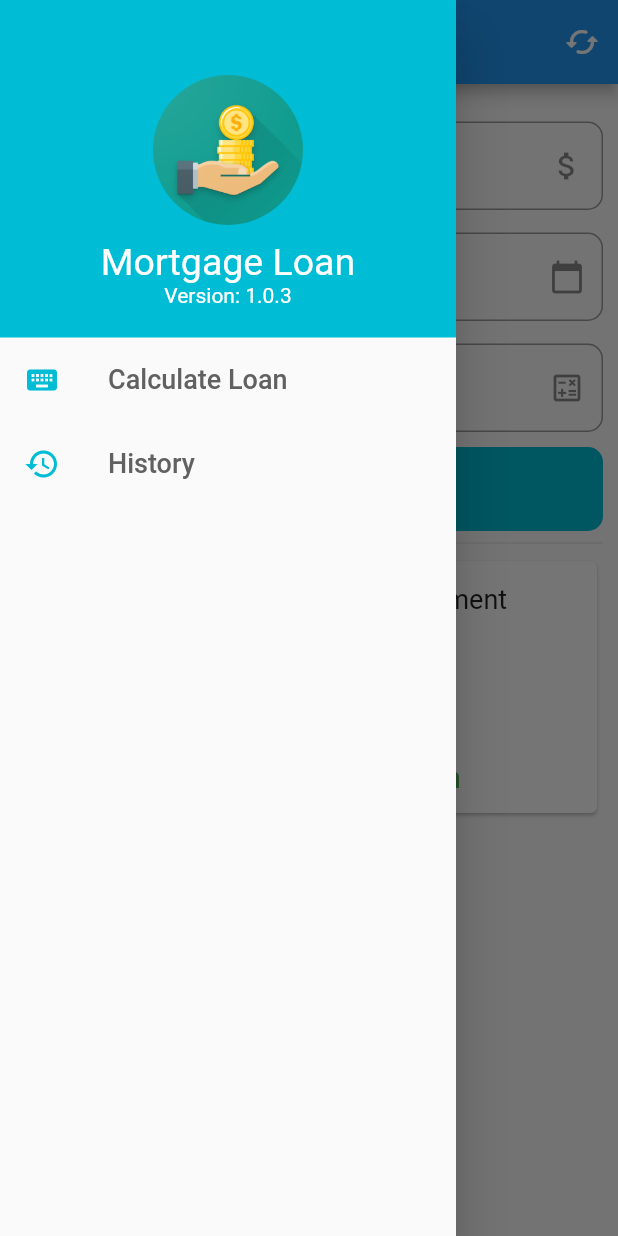
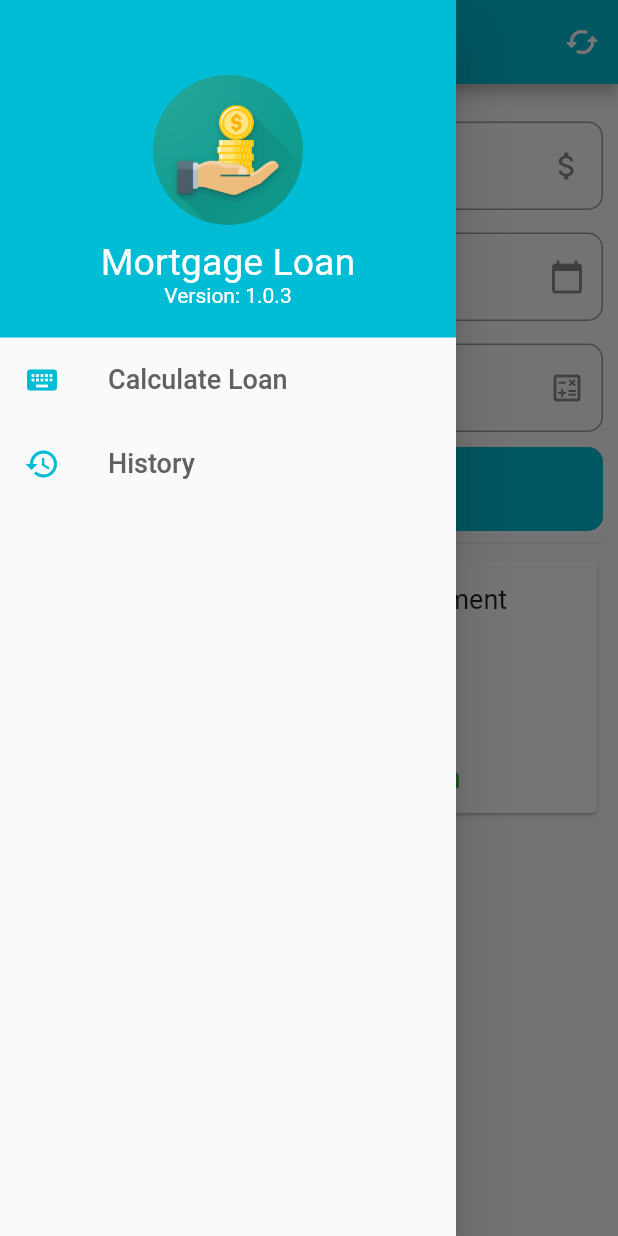
Before and after one commit to yefryprz/MortgageLoan, a Flutter app: the screen it shows after launch, with the side drawer open, on a phone screen of 412 x 824 dp. Run offline on Flutter 3.47's test engine with Material 2 defaults, Android fonts, the phone set to English and light mode, and no system bars; our stand-ins replace flutter_masked_text, hive, hive_flutter, package_info_plus; accounts and stored records are empty.

Commit message:
Resolve behavior when user remove history record, dynamic app version, improvement loan calculation

```diff
--- a/lib/main.dart
+++ b/lib/main.dart
@@ -14,19 +14,15 @@ class MyApp extends StatelessWidget {
   Widget build(BuildContext context) {
     return MaterialApp(
       theme: ThemeData(
-        primaryColor: Colors.cyan,
-        appBarTheme: AppBarTheme(
-          actionsIconTheme: IconThemeData(
-            color: Colors.white
+          primaryColor: Colors.cyan,
+          appBarTheme: AppBarTheme(
+            centerTitle: true,
+            backgroundColor: Colors.cyan,
+            actionsIconTheme: IconThemeData(color: Colors.white),
+            iconTheme: IconThemeData(color: Colors.white),
           ),
-          iconTheme: IconThemeData(
-            color: Colors.white
-          ),
-        ),
-        primaryTextTheme: TextTheme(
-          headline6: TextStyle(color: Colors.white)
-        )
-      ),
+          primaryTextTheme:
+              TextTheme(headline6: TextStyle(color: Colors.white))),
       debugShowCheckedModeBanner: false,
       title: 'Mortgage Loan',
       routes: routes(),
--- a/lib/src/screens/amortization_page.dart
+++ b/lib/src/screens/amortization_page.dart
@@ -15,7 +15,7 @@ class _AmortizationPageState extends State<AmortizationPage> {
     final Loan args = ModalRoute.of(context).settings.arguments;
 
     return Scaffold(
-      appBar: AppBar(centerTitle: true, title: Text("Amortization Table")),
+      appBar: AppBar(title: Text("Amortization Table")),
       body: SingleChildScrollView(
         physics: ScrollPhysics(),
         child: SingleChildScrollView(
--- a/lib/src/screens/home_page.dart
+++ b/lib/src/screens/home_page.dart
@@ -10,13 +10,11 @@ import 'package:mortgageloan/src/widgets/drawler_widget.dart';
 import 'package:mortgageloan/src/widgets/input_widget.dart';
 
 class HomePage extends StatefulWidget {
-
   @override
   _HomePageState createState() => _HomePageState();
 }
 
 class _HomePageState extends State<HomePage> {
-
   double _payment = 0;
   final controller = new MaskedTextController(mask: '000,000,000');
   final termInput = TextEditingController();
@@ -24,16 +22,19 @@ class _HomePageState extends State<HomePage> {
   final loanRepo = LoanData();
 
   @override
+  void initState() {
+    super.initState();
+  }
+
+  @override
   Widget build(BuildContext context) {
     return Scaffold(
       appBar: AppBar(
-        centerTitle: true,
         title: Text("Calculator"),
         actions: [
           IconButton(
               icon: Icon(Icons.cached_rounded),
-            onPressed: () => cleanFields(context)
-          )
+              onPressed: () => cleanFields(context))
         ],
       ),
       drawer: CustomDrawler(),
@@ -45,39 +46,30 @@ class _HomePageState extends State<HomePage> {
                 label: "Loan Amount",
                 suffixIcon: Icon(Icons.attach_money),
                 inputType: TextInputType.number,
-              inputControl: controller
-            ),
+                inputControl: controller),
             CustomInput(
                 label: "Term (months)",
                 suffixIcon: Icon(Icons.calendar_today),
                 inputType: TextInputType.number,
-              inputControl: termInput
-            ),
+                inputControl: termInput),
             CustomInput(
                 label: "Interest Rate",
                 suffixIcon: Icon(Icons.calculate_outlined),
                 inputType: TextInputType.number,
-              inputControl: rateInput
-            ),
+                inputControl: rateInput),
             SizedBox(
               height: 56.0,
               child: FlatButton(
                   shape: RoundedRectangleBorder(
-                  borderRadius: BorderRadius.circular(10)
-                ),
-                child: Text("Calculate", style: TextStyle(
-                  color: Colors.white,
-                  fontSize: 24.0
-                )),
+                      borderRadius: BorderRadius.circular(10)),
+                  child: Text("Calculate",
+                      style: TextStyle(color: Colors.white, fontSize: 24.0)),
                   color: Colors.cyan,
                   onPressed: () async {
                     if (await validField()) {
-                    setState(() {
-                        calc(double.parse(controller.text.replaceAll(",", "")), int.parse(termInput.text), double.parse(rateInput.text));
-                    });
+                      setState(() => calc());
                     }
-                }
-              ),
+                  }),
             ),
             Divider(),
             CustomCard(amount: _payment.toString(), acction: goToAmortization)
@@ -89,30 +81,35 @@ class _HomePageState extends State<HomePage> {
 
   void goToAmortization() async {
     if (await validField()) {
-      Navigator.pushNamed(context, "amortization", arguments: Loan (
+      Navigator.pushNamed(context, "amortization",
+        arguments: Loan(
           amount: double.parse(controller.text.replaceAll(",", "")),
-        payment:_payment,
+          payment: _payment,
           rate: double.parse(rateInput.text),
-        term: int.parse(termInput.text)
-      ));
+          term: int.parse(termInput.text)));
     }
   }
 
-  void calc(double amount, int term, double rate) {
+  void calc() {
+    double amount = double.parse(controller.text.replaceAll(",", ""));
+    int term = int.parse(termInput.text);
+    double rate = double.parse(rateInput.text);
+
     var interest = rate / 100 / 12;
     var result = (1 - pow(1 + interest, term * -1)) / interest;
     this._payment = double.parse((amount / result).toStringAsFixed(2));
 
-    loanRepo.insertRecord(Loan (
+    loanRepo.insertRecord(Loan(
       amount: double.parse(controller.text.replaceAll(",", "")),
-      payment:_payment,
+      payment: _payment,
       rate: double.parse(rateInput.text),
-      term: int.parse(termInput.text)
-    ));
+      term: int.parse(termInput.text)));
   }
 
   Future<bool> validField({String message, bool showMessage = true}) async {
-    if (controller.text.isEmpty || termInput.text.isEmpty || rateInput.text.isEmpty) {
+    if (controller.text.isEmpty ||
+        termInput.text.isEmpty ||
+        rateInput.text.isEmpty) {
       if (showMessage) {
         await showDialog(
             barrierDismissible: false,
@@ -120,17 +117,19 @@ class _HomePageState extends State<HomePage> {
             builder: (context) {
               return AlertDialog(
                 title: Text("Warning"),
-              content: Text(message == null ? "All fields are required" : message),
+                content:
+                    Text(message == null ? "All fields are required" : message),
                 actions: [
-                FlatButton(onPressed:() => Navigator.pop(context), child: Text("Ok"))
+                  TextButton(
+                      onPressed: () => Navigator.pop(context),
+                      child: Text("Ok"))
                 ],
               );
-          }
-        );
+            });
       }
       return false;
-    }
-    else return true;
+    } else
+      return true;
   }
 
   void cleanFields(BuildContext context) {
@@ -141,5 +140,4 @@ class _HomePageState extends State<HomePage> {
       _payment = 0;
     });
   }
-
 }
--- a/lib/src/widgets/card_widger.dart
+++ b/lib/src/widgets/card_widger.dart
@@ -31,7 +31,7 @@ class _CustomCardState extends State<CustomCard> {
             ),
           ),
           SizedBox(height: 10.0),
-          FlatButton(
+          TextButton(
             onPressed: widget.acction,
             child: Text("Generate Amortization", style: TextStyle(color: Colors.green, fontSize: 20.0))
           )
--- a/lib/src/widgets/drawler_widget.dart
+++ b/lib/src/widgets/drawler_widget.dart
@@ -1,12 +1,24 @@
 import 'package:flutter/material.dart';
+import 'package:package_info_plus/package_info_plus.dart';
 
-class CustomDrawler extends StatelessWidget {
+class CustomDrawler extends StatefulWidget {
+  @override
+  State<CustomDrawler> createState() => _CustomDrawlerState();
+}
+
+class _CustomDrawlerState extends State<CustomDrawler> {
+  String _appVersion = "";
+
+  @override
+  void initState() {
+    super.initState();
+    getAppVersion();
+  }
 
   @override
   Widget build(BuildContext context) {
     return Drawer(
-      child: Column(
-        children: [
+        child: Column(children: [
       Container(
         width: double.infinity,
         padding: EdgeInsets.all(20),
@@ -22,17 +34,10 @@ class CustomDrawler extends StatelessWidget {
                       shape: BoxShape.circle,
                       image: DecorationImage(
                           image: AssetImage("assets/logo.png"),
-                        fit: BoxFit.fill
-                      )
-                    )
-                  ),
-                  Text( "Mortgage Loan", style: TextStyle(
-                    fontSize: 25,
-                    color: Colors.white
-                  )),
-                  Text("Version: 1.0.3", style: TextStyle(
-                    color: Colors.white
-                  ))
+                          fit: BoxFit.fill))),
+              Text("Mortgage Loan",
+                  style: TextStyle(fontSize: 25, color: Colors.white)),
+              Text("Version: $_appVersion", style: TextStyle(color: Colors.white))
             ],
           ),
         ),
@@ -40,21 +45,20 @@ class CustomDrawler extends StatelessWidget {
       ListTile(
           onTap: () => Navigator.popAndPushNamed(context, "/"),
           leading: Icon(Icons.keyboard, color: Theme.of(context).primaryColor),
-            title: Text("Calculate Loan", style: TextStyle(
-              color: Colors.grey[700],
-              fontSize: 18
-            ))
-          ),
+          title: Text("Calculate Loan",
+              style: TextStyle(color: Colors.grey[700], fontSize: 18))),
       ListTile(
           onTap: () => Navigator.popAndPushNamed(context, "history"),
           leading: Icon(Icons.history, color: Theme.of(context).primaryColor),
-            title: Text("History", style: TextStyle(
-              color: Colors.grey[700],
-              fontSize: 18
-            ))
-          )
-        ]
-      )
-    );
+          title: Text("History",
+              style: TextStyle(color: Colors.grey[700], fontSize: 18)))
+    ]));
+  }
+
+  Future<void> getAppVersion() async {
+    final appInfo = await PackageInfo.fromPlatform();
+    setState(() {
+      _appVersion = appInfo.version;
+    });
   }
 }
--- a/pubspec.yaml
+++ b/pubspec.yaml
@@ -3,7 +3,7 @@ description: A new Flutter project.
 
 # The following line prevents the package from being accidentally published to
 # pub.dev using `pub publish`. This is preferred for private packages.
-publish_to: 'none' # Remove this line if you wish to publish to pub.dev
+publish_to: "none" # Remove this line if you wish to publish to pub.dev
 
 # The following defines the version and build number for your application.
 # A version number is three numbers separated by dots, like 1.2.43
@@ -26,7 +26,8 @@ dependencies:
   hive: ^1.4.4
   hive_flutter: ^0.3.1
   flutter_masked_text: ^0.8.0
-
+  package_info_plus: ^1.3.0
+  intl: ^0.17.0
 
   # The following adds the Cupertino Icons font to your application.
   # Use with the CupertinoIcons class for iOS style icons.
@@ -45,7 +46,6 @@ flutter_icons:
 
 # The following section is specific to Flutter.
 flutter:
-
   # The following line ensures that the Material Icons font is
   # included with your application, so that you can use the icons in
   # the material Icons class.
```
Also changed, not shown: lib/src/database/hive.dart (+5 -5 lines), lib/src/screens/history_page.dart (+9 -8 lines), pubspec.lock, 1 other file. Lines whose indentation alone changed are shown as unchanged.
